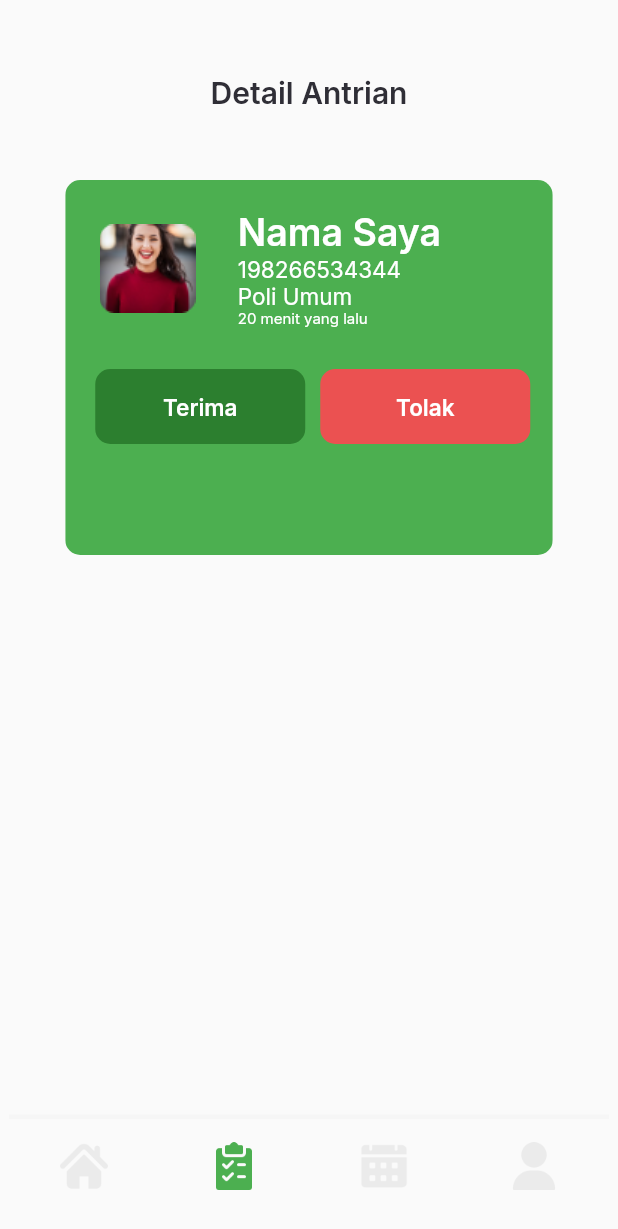
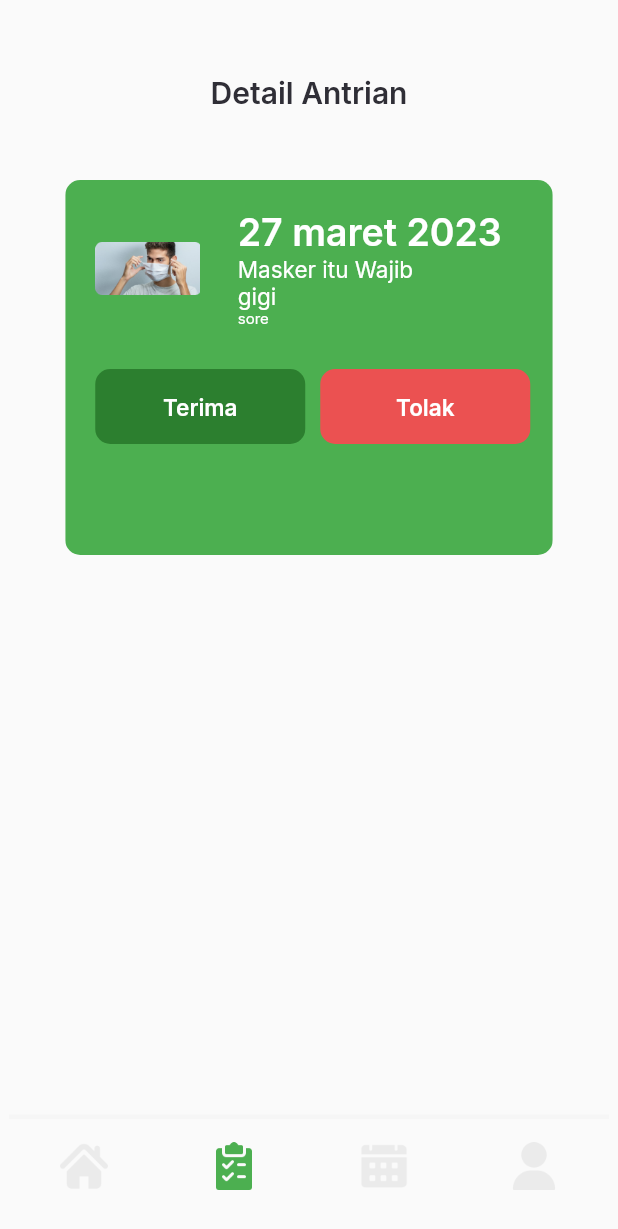
Before and after one commit to dayat2063/pbmdoctor, a Flutter app: the detaillistpasien screen opened directly, on a phone screen of 412 x 824 dp. Shown: the top 1229 px of the screen. Run offline on Flutter 3.47's test engine with Material 2 defaults, Android fonts, the phone set to English and light mode, and no system bars; our stand-ins replace google_fonts.

Commit message:
bikin menu dan perbaiki list

```diff
--- a/lib/pages/detail_list_pasien.dart
+++ b/lib/pages/detail_list_pasien.dart
@@ -1,4 +1,5 @@
 import 'package:flutter/material.dart';
+import 'package:pbmdoctor/models/detail_list_pasien.dart';
 import 'package:pbmdoctor/theme.dart';
 import 'package:pbmdoctor/widgets/detail_list_cards.dart';
 import 'homepage_doctor.dart';
@@ -25,7 +26,16 @@ class detaillistpasien extends StatelessWidget {
               SizedBox(
                 height: 46,
               ),
-              detailistcards(),
+              detailistcards(
+                Detail_list_pasien(
+                  id: 2,
+                  image: 'assets/images/images2.png',
+                  nama: '27 maret 2023',
+                  nomorbpjs: 'Masker itu Wajib',
+                  poli: 'gigi',
+                  waktu: 'sore',
+                ),
+              ),
             ],
           ),
         ),
--- a/lib/widgets/detail_list_cards.dart
+++ b/lib/widgets/detail_list_cards.dart
@@ -1,7 +1,11 @@
 import 'package:flutter/material.dart';
+import 'package:pbmdoctor/models/detail_list_pasien.dart';
 import 'package:pbmdoctor/theme.dart';
 
 class detailistcards extends StatelessWidget {
+  final Detail_list_pasien detail_list_pasien;
+  detailistcards(this.detail_list_pasien);
+
   @override
   Widget build(BuildContext context) {
     return ClipRRect(
@@ -21,7 +25,7 @@ class detailistcards extends StatelessWidget {
                 Row(
                   children: [
                     Image.asset(
-                      'assets/images/user1.png',
+                      detail_list_pasien.image,
                       width: 70,
                       height: 67,
                     ),
@@ -32,19 +36,19 @@ class detailistcards extends StatelessWidget {
                       crossAxisAlignment: CrossAxisAlignment.start,
                       children: [
                         Text(
-                          'Nama Saya',
+                          detail_list_pasien.nama,
                           style: whiteSemiBoldTextStyle.copyWith(fontSize: 25),
                         ),
                         Text(
-                          '198266534344',
+                          detail_list_pasien.nomorbpjs,
                           style: whiteRegularTextStyle.copyWith(fontSize: 15),
                         ),
                         Text(
-                          'Poli Umum',
+                          detail_list_pasien.poli,
                           style: whiteRegularTextStyle.copyWith(fontSize: 15),
                         ),
                         Text(
-                          '20 menit yang lalu',
+                          detail_list_pasien.waktu,
                           style: whiteRegularTextStyle.copyWith(fontSize: 10),
                         ),
                       ],
```
